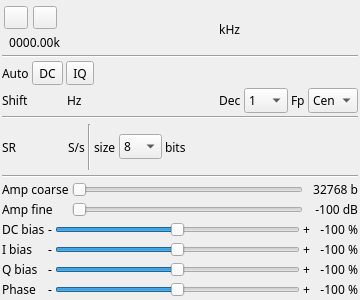
Above: plugins/samplesource/testsource/testsourcegui.ui from f4exb/sdrangel before the change. Below: the same form after it.
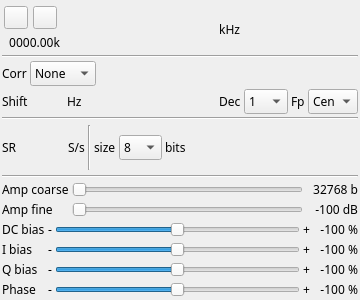
That is the form after the change. Icons and pictures are not drawn. Custom widgets are drawn as their Qt base class.

Commit message: Bumped version to 3.12.0. Test Source: new combo box for auto correction options

Patch:
```diff
--- a/plugins/samplesource/testsource/testsourcegui.ui
+++ b/plugins/samplesource/testsource/testsourcegui.ui
@@ -190,22 +190,30 @@
      <item>
       <widget class="QLabel" name="autoCorrLabel">
        <property name="text">
-        <string>Auto</string>
+        <string>Corr</string>
        </property>
       </widget>
      </item>
      <item>
-      <widget class="ButtonSwitch" name="dcOffset">
+      <widget class="QComboBox" name="autoCorr">
+       <property name="toolTip">
+        <string>DC offset and IQ correction options</string>
+       </property>
+       <item>
+        <property name="text">
+         <string>None</string>
+        </property>
+       </item>
+       <item>
        <property name="text">
         <string>DC</string>
        </property>
-      </widget>
      </item>
      <item>
-      <widget class="ButtonSwitch" name="iqImbalance">
        <property name="text">
-        <string>IQ</string>
-       </property>
+         <string>DC+IQ</string>
+        </property>
+       </item>
       </widget>
      </item>
      <item>
```
Lines whose indentation alone changed are shown as unchanged. The commit also changes 7 other files.
